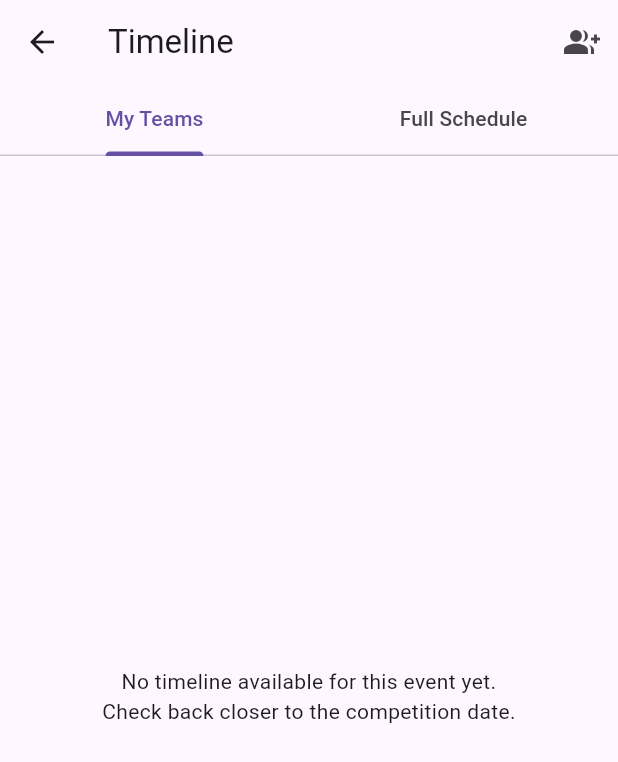
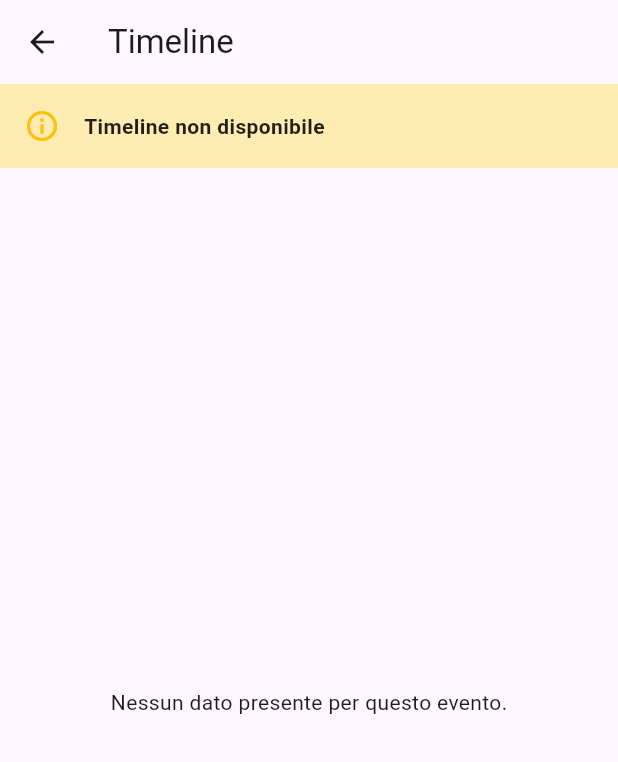
Before and after one commit to IIDavi/Competition, a Flutter app: the TimelineScreen screen opened directly, on a phone screen of 412 x 824 dp. Shown: the top 762 px of the screen. Run offline on Flutter 3.47's test engine with Material 3 defaults, Android fonts, the phone set to English and light mode, and no system bars; our stand-ins replace flutter_local_notifications, shared_preferences; accounts and stored records are empty; network calls fail.

Commit message:
Final commit - ensure all changes are saved
- Generated with [Teta](https://teta.so) using [Claude Code](https://claude.com/claude-code)

Co-Authored-By: Teta <noreply@teta.so> using Claude <noreply@anthropic.com>

```diff
--- a/lib/screens/timeline_screen.dart
+++ b/lib/screens/timeline_screen.dart
@@ -2,36 +2,16 @@ import 'package:flutter/material.dart';
 import 'package:provider/provider.dart';
 import '../providers/app_provider.dart';
 import '../widgets/timeline_card.dart';
-import 'team_selection_screen.dart';
 
 class TimelineScreen extends StatelessWidget {
   const TimelineScreen({super.key});
 
   @override
   Widget build(BuildContext context) {
-    return DefaultTabController(
-      length: 2,
-      child: Scaffold(
+    return Scaffold(
       appBar: AppBar(
         title: Consumer<AppProvider>(
           builder: (context, provider, child) => Text(provider.selectedEvent?.name ?? 'Timeline'),
-          ),
-          actions: [
-            IconButton(
-              icon: const Icon(Icons.group_add),
-              onPressed: () {
-                Navigator.push(
-                  context,
-                  MaterialPageRoute(builder: (context) => const TeamSelectionScreen()),
-                );
-              },
-            ),
-          ],
-          bottom: const TabBar(
-            tabs: [
-              Tab(text: 'My Teams'),
-              Tab(text: 'Full Schedule'),
-            ],
         ),
       ),
       body: Consumer<AppProvider>(
@@ -41,45 +21,42 @@ class TimelineScreen extends StatelessWidget {
           }
 
           if (provider.timeline.isEmpty) {
-              return const Center(
-                child: Padding(
-                  padding: EdgeInsets.all(16.0),
-                  child: Text(
-                    'No timeline available for this event yet.\nCheck back closer to the competition date.',
-                    textAlign: TextAlign.center,
+            return Column(
+              children: [
+                Container(
+                  width: double.infinity,
+                  color: Colors.amber.shade100,
+                  padding: const EdgeInsets.all(16.0),
+                  child: Row(
+                    children: const [
+                      Icon(Icons.info_outline, color: Colors.amber),
+                      SizedBox(width: 16),
+                      Text(
+                        'Timeline non disponibile',
+                        style: TextStyle(color: Colors.black87, fontWeight: FontWeight.bold),
+                      ),
+                    ],
                   ),
                 ),
-              );
-            }
-
-            return TabBarView(
-              children: [
-                _buildScheduleList(provider.mySchedule, true),
-                _buildScheduleList(provider.timeline, false, provider.followedTeamIds),
-              ],
-            );
-          },
+                const Expanded(
+                  child: Center(
+                    child: Text('Nessun dato presente per questo evento.'),
                   ),
                 ),
-    );
-  }
-
-  Widget _buildScheduleList(List<dynamic> items, bool isMySchedule, [Set<String>? followedIds]) {
-    if (items.isEmpty) {
-      return Center(
-        child: Text(isMySchedule
-            ? 'No teams selected.\nTap the icon above to select teams.'
-            : 'No items found.'),
+              ],
             );
           }
 
           return ListView.builder(
-      itemCount: items.length,
+            padding: const EdgeInsets.all(8.0),
+            itemCount: provider.timeline.length,
             itemBuilder: (context, index) {
-        final item = items[index];
-        final isFollowed = followedIds?.contains(item.teamId) ?? true;
-        return TimelineCard(item: item, isHighlight: isFollowed);
+              final item = provider.timeline[index];
+              return TimelineCard(item: item);
             },
+          );
+        },
+      ),
     );
   }
 }
```
Lines whose indentation alone changed are shown as unchanged.
